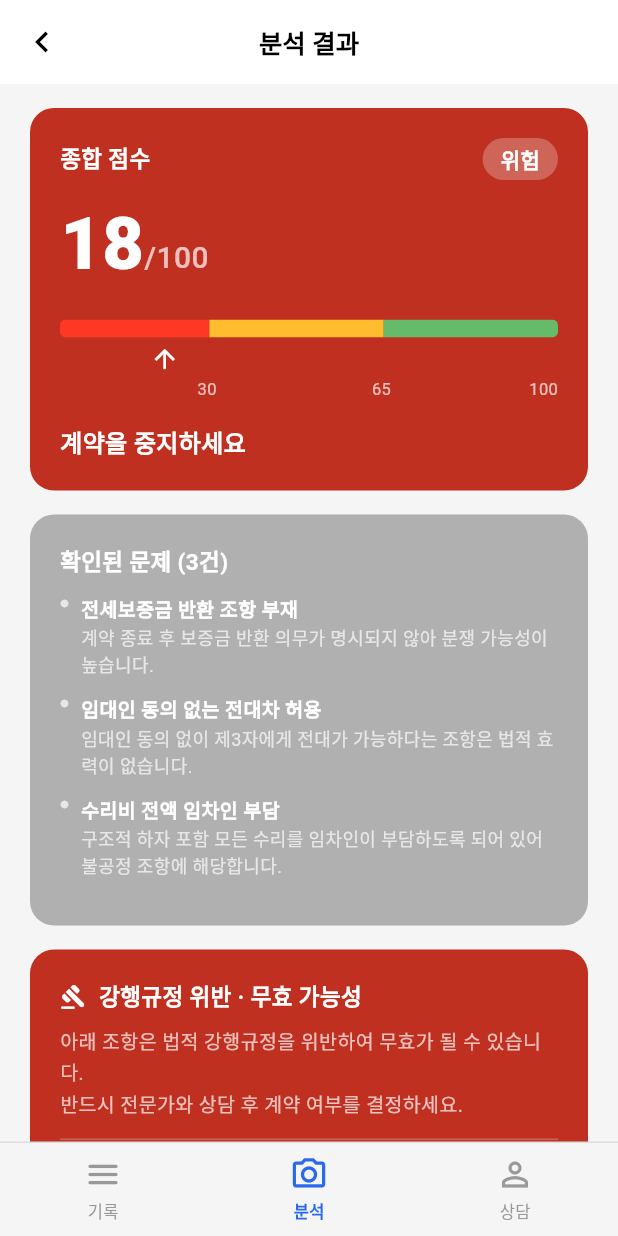
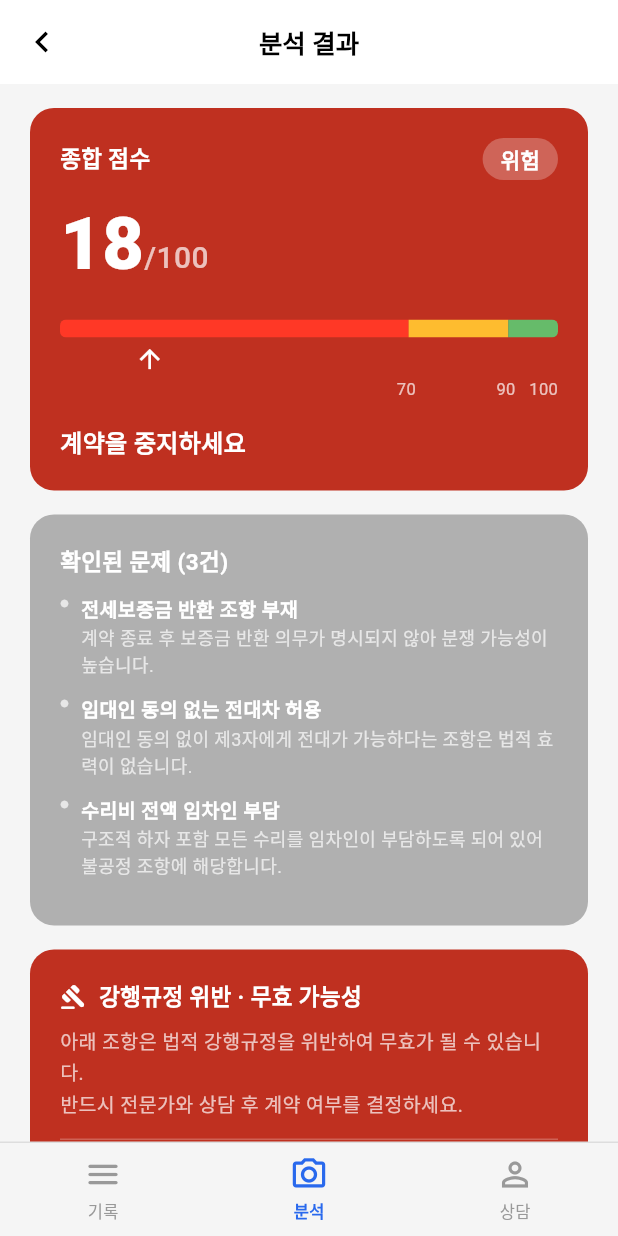
Before and after one commit to Guard-Up/Guard_Up_App, a Flutter app: the ResultView screen opened by its route, on a phone screen of 412 x 824 dp. Run offline on Flutter 3.47's test engine with Material 3 defaults, Android fonts, the phone set to English and light mode, and no system bars; our stand-ins replace camera, get, image_picker, shared_preferences, sqflite; accounts and stored records are empty.

Commit message:
fix: align risk gauge with backend grade thresholds
- Gauge used hardcoded 30/65 bands while the server grades at 70/90 (risk_service.py)
- Move thresholds to ResultConstants and derive bands and tick labels from them
- Center the arrow on the score position

```diff
--- /dev/null
+++ b/lib/app/modules/result/constants/result_constants.dart
@@ -0,0 +1,9 @@
+class ResultConstants {
+  ResultConstants._();
+
+  // 위험 등급 점수 경계 (백엔드 판정 기준과 동일)
+  // 0 ~ 69: danger / 70 ~ 89: caution / 90 ~ 100: safe
+  static const int maxScore = 100;
+  static const int cautionMinScore = 70;
+  static const int safeMinScore = 90;
+}
--- a/lib/app/modules/result/views/result_view.dart
+++ b/lib/app/modules/result/views/result_view.dart
@@ -2,6 +2,7 @@ import 'package:flutter/material.dart';
 import 'package:get/get.dart';
 import '../../../constants/app_constants.dart';
 import '../../../data/models/risk_analysis_response.dart';
+import '../constants/result_constants.dart';
 import '../controllers/result_controller.dart';
 
 class ResultView extends GetView<ResultController> {
@@ -395,7 +396,11 @@ class _GaugeBar extends StatelessWidget {
     return LayoutBuilder(
       builder: (context, constraints) {
         final w = constraints.maxWidth;
-        final arrowX = ((score / 100) * w).clamp(0.0, w - 20.0);
+        const max = ResultConstants.maxScore;
+        const cautionMin = ResultConstants.cautionMinScore;
+        const safeMin = ResultConstants.safeMinScore;
+        // 화살표 아이콘(20) 중심이 점수 위치에 오도록 -10
+        final arrowX = ((score / max) * w - 10).clamp(0.0, w - 20.0);
 
         return Column(
           crossAxisAlignment: CrossAxisAlignment.start,
@@ -405,15 +410,15 @@ class _GaugeBar extends StatelessWidget {
               child: Row(
                 children: [
                   Flexible(
-                    flex: 30,
+                    flex: cautionMin,
                     child: Container(height: 12, color: const Color(0xFFFF3826)),
                   ),
                   Flexible(
-                    flex: 35,
+                    flex: safeMin - cautionMin,
                     child: Container(height: 12, color: AppColors.caution),
                   ),
                   Flexible(
-                    flex: 35,
+                    flex: max - safeMin,
                     child: Container(height: 12, color: const Color(0xFF66BB6A)),
                   ),
                 ],
@@ -439,16 +444,16 @@ class _GaugeBar extends StatelessWidget {
               child: Stack(
                 children: [
                   Positioned(
-                    left: w * 0.30 - 8,
-                    child: const Text('30', style: TextStyle(color: Colors.white70, fontSize: 11)),
+                    left: w * cautionMin / max - 8,
+                    child: const Text('$cautionMin', style: TextStyle(color: Colors.white70, fontSize: 11)),
                   ),
                   Positioned(
-                    left: w * 0.65 - 8,
-                    child: const Text('65', style: TextStyle(color: Colors.white70, fontSize: 11)),
+                    left: w * safeMin / max - 8,
+                    child: const Text('$safeMin', style: TextStyle(color: Colors.white70, fontSize: 11)),
                   ),
                   Positioned(
                     right: 0,
-                    child: const Text('100', style: TextStyle(color: Colors.white70, fontSize: 11)),
+                    child: const Text('$max', style: TextStyle(color: Colors.white70, fontSize: 11)),
                   ),
                 ],
               ),
```
